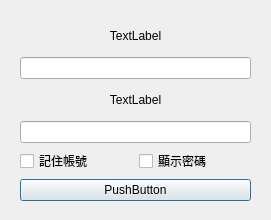
This is src/UI/login.ui in uPtt-messenger/uPtt_backup as Qt 5 draws it before an edit. The edited form follows.
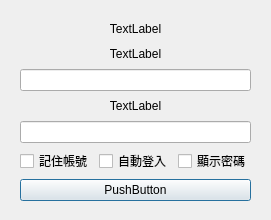
This is the edited form.

Commit message: 先做自動登入

```diff
--- a/src/UI/login.ui
+++ b/src/UI/login.ui
@@ -23,6 +23,16 @@
     </rect>
    </property>
    <layout class="QVBoxLayout" name="verticalLayout">
+    <item>
+     <widget class="QLabel" name="Online">
+      <property name="text">
+       <string>TextLabel</string>
+      </property>
+      <property name="alignment">
+       <set>Qt::AlignCenter</set>
+      </property>
+     </widget>
+    </item>
     <item>
      <widget class="QLabel" name="InputID">
       <property name="text">
@@ -72,6 +82,13 @@
         </property>
        </widget>
       </item>
+      <item>
+       <widget class="QCheckBox" name="AutoLogin">
+        <property name="text">
+         <string>自動登入</string>
+        </property>
+       </widget>
+      </item>
       <item>
        <widget class="QCheckBox" name="ShowPW">
         <property name="text">
```
The commit also changes 4 other files.
